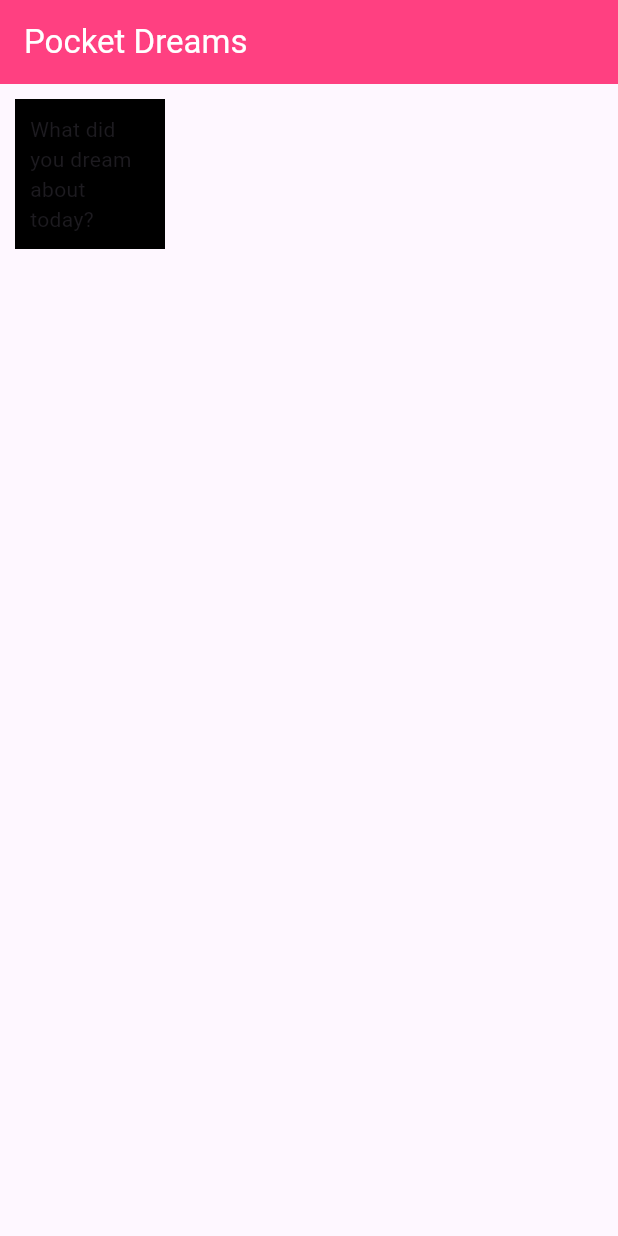
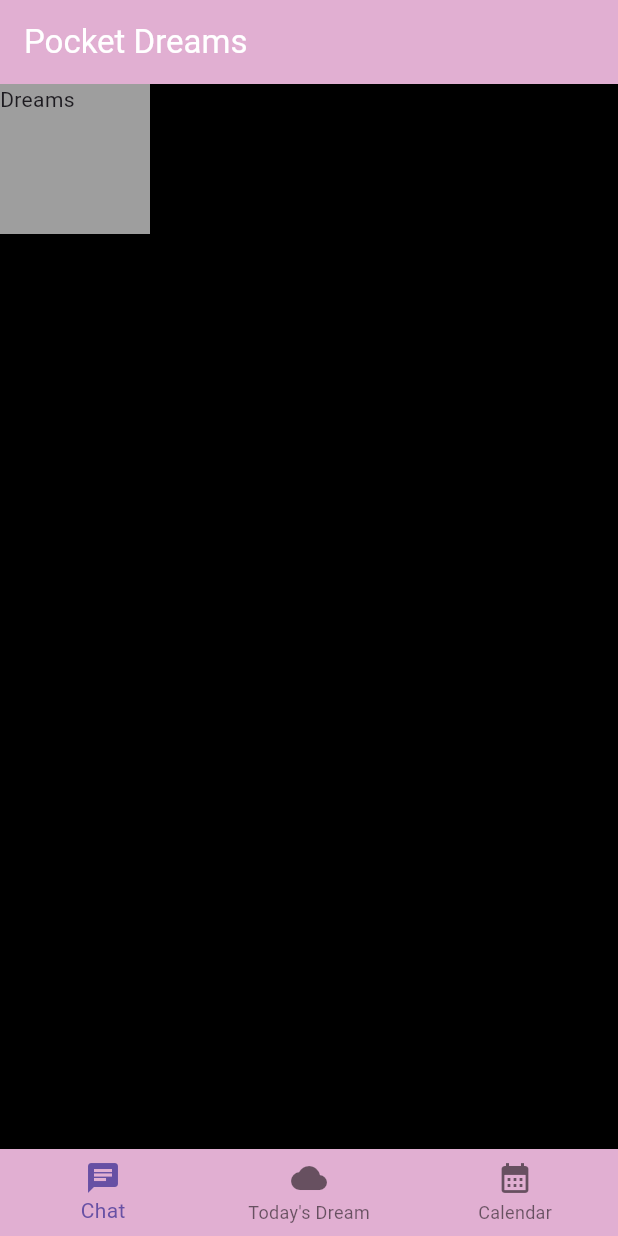
Before and after one commit to L6TR/PocketDreams, a Flutter app: the screen it shows after launch, on a phone screen of 412 x 824 dp. Run offline on Flutter 3.47's test engine with Material 3 defaults, Android fonts, the light colour scheme and no system bars.

Commit message:
Update main.dart

```diff
--- a/lib/main.dart
+++ b/lib/main.dart
@@ -17,18 +17,40 @@
     return MaterialApp(
       home: Scaffold(
         appBar: AppBar(
-          backgroundColor: Colors.pinkAccent,
+          backgroundColor: const Color.fromARGB(255, 225, 175, 210),
           title: const Text("Pocket Dreams"),
           foregroundColor: Colors.white,
         ),
 
-        body: Container(
-          margin: const EdgeInsets.all(10),
-          padding: const EdgeInsets.all(10),
-          color: Colors.black,
-          height: 100,
-          width: 100,
-          child: const Text("What did you dream about today?"),
+        backgroundColor: Colors.black,
+
+        body: Stack(
+          children: [
+            Container(
+              color: Colors.grey,
+              child: SizedBox(
+                width: 100,
+                height: 100,
+                child: const Text("Dreams"),
+              ),
+            ),
+          ],
+        ),
+
+        bottomNavigationBar: BottomNavigationBar(
+          backgroundColor: const Color.fromARGB(255, 225, 175, 210),
+
+          items: const [
+            BottomNavigationBarItem(icon: Icon(Icons.chat), label: "Chat"),
+            BottomNavigationBarItem(
+              icon: Icon(Icons.cloud),
+              label: "Today's Dream",
+            ),
+            BottomNavigationBarItem(
+              icon: Icon(Icons.calendar_month),
+              label: "Calendar",
+            ),
+          ],
         ),
       ),
     );
```
